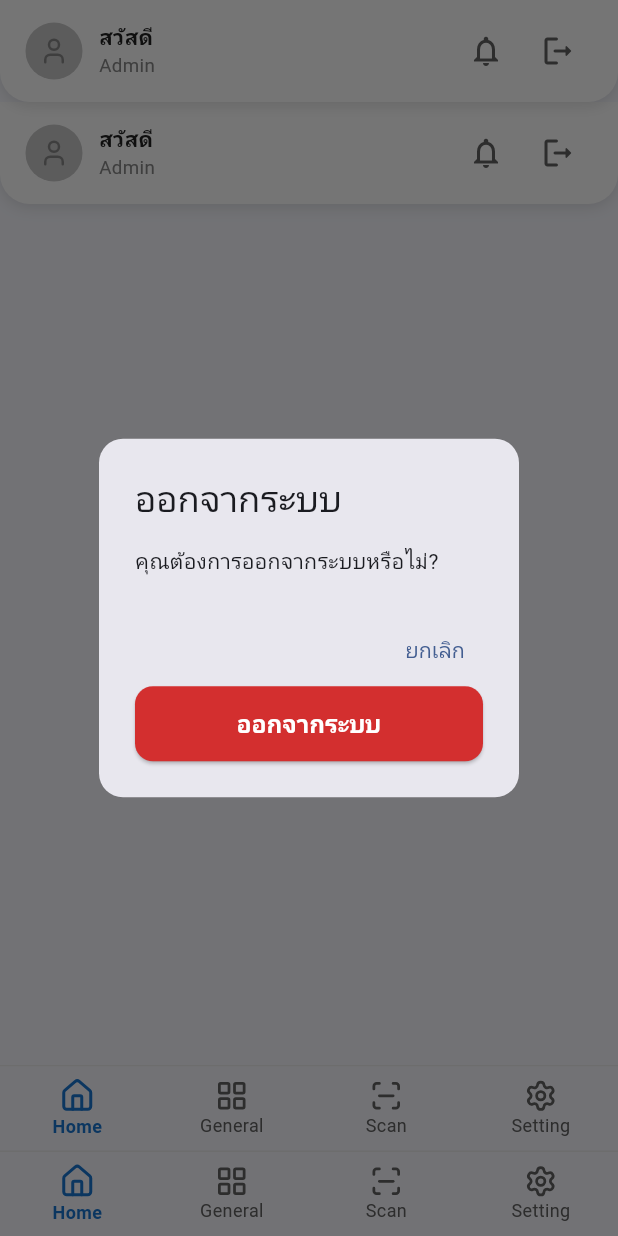
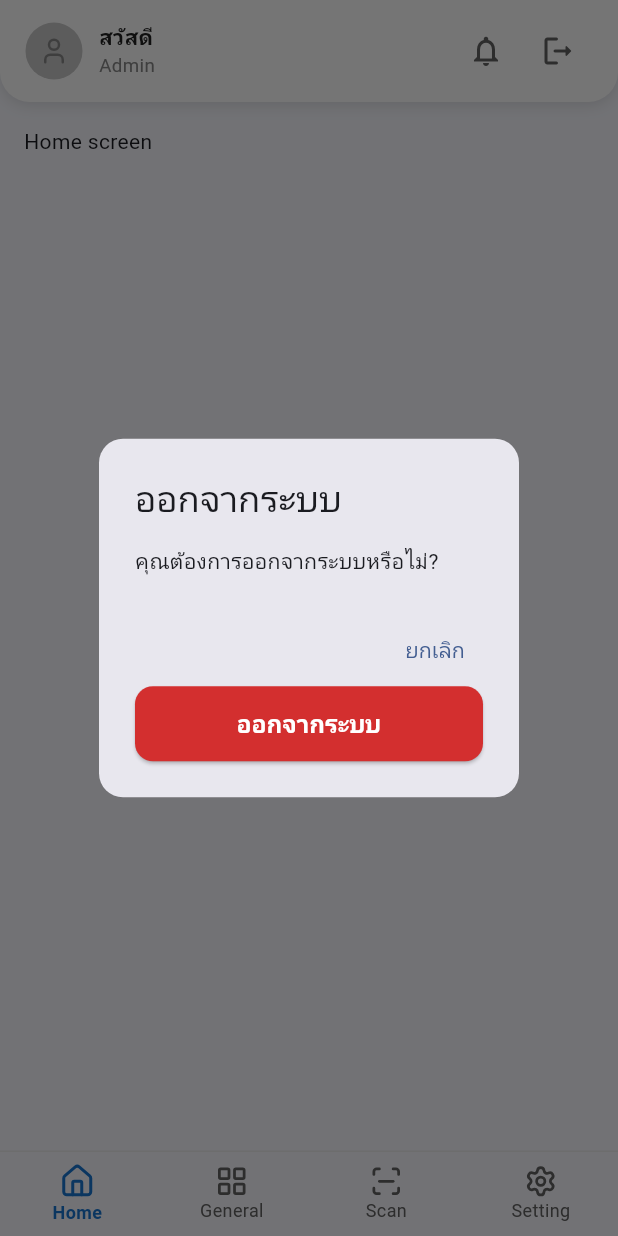
Before and after one commit to DemoEto/saving_coop_showcase, a Flutter app: the MainShellScreen screen opened by its route, after a tap on the "logout" icon, on a phone screen of 412 x 824 dp. Run offline on Flutter 3.47's test engine with Material 3 defaults, Android fonts, the phone set to English and light mode, and no system bars; our stand-ins replace equatable, flutter_bloc, lucide_icons_flutter; Roboto replaces fonts that are missing (Prompt).

Commit message:
feat: main shell screen to navigate tab screen

```diff
--- a/lib/core/bloc/auth/auth_state.dart
+++ b/lib/core/bloc/auth/auth_state.dart
@@ -1,6 +1,10 @@
 part of 'auth_bloc.dart';
 
 enum AuthStatus { unknown, authenticated, unauthenticated }
+
+  class _Undefined {
+    const _Undefined();
+  }
 
 class AuthState {
   final AuthStatus status;
@@ -15,12 +19,14 @@ class AuthState {
 
   AuthState copyWith({
     AuthStatus? status,
-    String? accessToken,
+    Object? accessToken = const _Undefined(),
     String? errorMessage,
   }) {
     return AuthState(
       status: status ?? this.status,
-      accessToken: accessToken ?? this.accessToken,
+      accessToken: accessToken is _Undefined
+        ? this.accessToken
+        : accessToken as String?,
       errorMessage: errorMessage ?? this.errorMessage,
     );
   }
--- a/lib/core/routes/app_routes.dart
+++ b/lib/core/routes/app_routes.dart
@@ -1,6 +1,6 @@
 import 'package:flutter/material.dart';
 import 'package:flutter_bloc/flutter_bloc.dart';
-import 'package:saving_coop_showcase/features/home/presentation/screens/shell_screen.dart';
+import 'package:saving_coop_showcase/core/widgets/shell_screen.dart';
 import 'package:saving_coop_showcase/features/scan_qr/presentation/screens/scan_qr_screen.dart';
 import 'package:saving_coop_showcase/features/setting/presentation/screens/setting_screen.dart';
 
--- a/lib/features/home/presentation/screens/shell_screen.dart
+++ b/lib/core/widgets/shell_screen.dart
@@ -8,7 +8,7 @@ import 'package:saving_coop_showcase/core/routes/app_routes.dart';
 import 'package:saving_coop_showcase/core/theme/colors.dart';
 
 // Import แต่ละ Tab Screen
-import '../widgets/home_title_widget.dart';
+import '../../features/home/presentation/widgets/home_title_widget.dart';
 
 class MainShellScreen extends StatefulWidget {
   const MainShellScreen({super.key});
--- a/lib/core/widgets/splash_screen.dart
+++ b/lib/core/widgets/splash_screen.dart
@@ -47,7 +47,7 @@ class SplashScreen extends StatelessWidget {
               ),
               const SizedBox(height: 24),
               const Text(
-                'Portfolio',
+                'Saving COOP',
                 style: TextStyle(
                   fontSize: AppFontSizes.h1,
                   fontWeight: FontWeight.bold,
@@ -57,7 +57,7 @@ class SplashScreen extends StatelessWidget {
               ),
               const SizedBox(height: 8),
               Text(
-                'Showcase your work',
+                '#showcase',
                 style: TextStyle(
                   fontSize: AppFontSizes.base,
                   color: Colors.white.withOpacity(0.8),
--- a/lib/features/home/presentation/screens/home_screen.dart
+++ b/lib/features/home/presentation/screens/home_screen.dart
@@ -1,12 +1,9 @@
 import 'package:flutter/material.dart';
 import 'package:flutter_bloc/flutter_bloc.dart';
-import 'package:lucide_icons_flutter/lucide_icons.dart';
 
-import 'package:saving_coop_showcase/core/bloc/auth/auth_bloc.dart';
 import 'package:saving_coop_showcase/core/theme/colors.dart';
 
 import '../../bloc/home_bloc.dart';
-import '../widgets/home_title_widget.dart';
 
 class HomeScreen extends StatefulWidget {
   const HomeScreen({super.key});
@@ -16,8 +13,6 @@ class HomeScreen extends StatefulWidget {
 }
 
 class _HomeScreenState extends State<HomeScreen> {
-  int _currentIndex = 0;
-
   @override
   void initState() {
     super.initState();
@@ -27,19 +22,7 @@ class _HomeScreenState extends State<HomeScreen> {
 
   @override
   Widget build(BuildContext context) {
-    return Scaffold(
-      backgroundColor: AppColors.background,
-      appBar: HomeTitleWidget(
-        userName: 'Admin',
-        onNotificationTap: () {
-          ScaffoldMessenger.of(context).showSnackBar(
-            const SnackBar(content: Text('ไม่มีการแจ้งเตือน')),
-          );
-        },
-        onLogoutTap: () => _confirmLogout(context),
-      ),
-      body:
-      BlocConsumer<HomeBloc, HomeState>(
+    return BlocConsumer<HomeBloc, HomeState>(
       listener: (context, state) {
         if (state is HomeErrorState) {
           ScaffoldMessenger.of(context).showSnackBar(
@@ -60,8 +43,7 @@ class _HomeScreenState extends State<HomeScreen> {
             child: Column(
               mainAxisAlignment: MainAxisAlignment.center,
               children: [
-                  const Icon(Icons.error_outline,
-                      size: 64, color: AppColors.red),
+                const Icon(Icons.error_outline, size: 64, color: AppColors.red),
                 const SizedBox(height: 16),
                 Text(state.message ?? 'เกิดข้อผิดพลาด'),
                 const SizedBox(height: 16),
@@ -76,100 +58,17 @@ class _HomeScreenState extends State<HomeScreen> {
         }
 
         return RefreshIndicator(
-            onRefresh: () async =>
-                context.read<HomeBloc>().add(HomeFetchEvent()),
+          onRefresh: () async => context.read<HomeBloc>().add(HomeFetchEvent()),
           child: const SingleChildScrollView(
             physics: AlwaysScrollableScrollPhysics(),
             padding: EdgeInsets.all(16),
             child: Column(
               crossAxisAlignment: CrossAxisAlignment.start,
-                children: [
-
-                ],
+              children: [Text('Home screen')],
             ),
           ),
         );
       },
-      ),
-      bottomNavigationBar: Container(
-                  // เพิ่มเส้นขอบบนบางๆ แทนการใช้เงา (Elevation) เพื่อความ Modern
-                  decoration: BoxDecoration(
-                    border: Border(
-                      top: BorderSide(color: Colors.grey.shade200, width: 1),
-                    ),
-                  ),
-                  child: BottomNavigationBar(
-                    currentIndex: _currentIndex,
-                    onTap: (index) => setState(() => _currentIndex = index),
-                    type: BottomNavigationBarType.fixed,
-                    // backgroundColor: Colors.white,
-                    selectedItemColor: Colors
-                        .blue
-                        .shade700, // ใช้สีส้มที่เข้มขึ้นนิดนึงให้อ่านง่าย
-                    unselectedItemColor: Colors.grey.shade700,
-                    elevation: 0, // ปิดเงาฟุ้งๆ ตาม Feedback "ลดแสงและเงา"
-                    // กำหนดขนาด Font ให้คงที่และกระชับ
-                    selectedFontSize: 12,
-                    unselectedFontSize: 12,
-                    selectedLabelStyle: const TextStyle(
-                      fontWeight: FontWeight.w600,
-                    ),
-                    unselectedLabelStyle: const TextStyle(
-                      fontWeight: FontWeight.w400,
-                    ),
-
-                    items: const [
-                      BottomNavigationBarItem(
-                        icon: Icon(LucideIcons.house, size: 22),
-                        // ใช้การเพิ่มความหนาเส้น (strokeWidth) แทน fontWeight ใน Icon
-                        activeIcon: Icon(LucideIcons.house, size: 24),
-                        label: 'Home',
-                      ),
-                      BottomNavigationBarItem(
-                        icon: Icon(LucideIcons.layoutGrid, size: 22),
-                        activeIcon: Icon(
-                          LucideIcons.layoutGrid,
-                          size: 24,
-                        ),
-                        label: 'General',
-                      ),
-                      BottomNavigationBarItem(
-                        icon: Icon(LucideIcons.scanLine, size: 22),
-                        activeIcon: Icon(LucideIcons.scanLine, size: 24),
-                        label: 'Scan',
-                      ),
-                      BottomNavigationBarItem(
-                        icon: Icon(LucideIcons.settings, size: 22),
-                        activeIcon: Icon(LucideIcons.settings, size: 24),
-                        label: 'Setting',
-                      ),
-                    ],
-                  ),
-    ));
-  }
-
-  void _confirmLogout(BuildContext context) {
-    showDialog(
-      context: context,
-      builder: (ctx) => AlertDialog(
-        shape: RoundedRectangleBorder(borderRadius: BorderRadius.circular(16)),
-        title: const Text('ออกจากระบบ'),
-        content: const Text('คุณต้องการออกจากระบบหรือไม่?'),
-        actions: [
-          TextButton(
-            onPressed: () => Navigator.pop(ctx),
-            child: const Text('ยกเลิก'),
-          ),
-          ElevatedButton(
-            onPressed: () {
-              Navigator.pop(ctx);
-              context.read<AuthBloc>().add(AuthLogoutRequested());
-            },
-            style: ElevatedButton.styleFrom(backgroundColor: AppColors.red),
-            child: const Text('ออกจากระบบ'),
-          ),
-        ],
-      ),
     );
   }
 }
--- a/lib/features/login/bloc/login_bloc.dart
+++ b/lib/features/login/bloc/login_bloc.dart
@@ -4,32 +4,32 @@ part 'login_event.dart';
 part 'login_state.dart';
 
 class LoginBloc extends Bloc<LoginEvent, LoginState> {
-  LoginBloc() : super(const LoginInitial()) {
-    on<LoginSubmitted>(_onLoginSubmitted);
-    on<LoginObscureToggled>(_onObscureToggled);
+  LoginBloc() : super(const LoginInitialState()) {
+    on<LoginSubmittedEvent>(_onLoginSubmitted);
+    on<LoginObscureToggledEvent>(_onObscureToggled);
   }
 
   Future<void> _onLoginSubmitted(
-    LoginSubmitted event,
+    LoginSubmittedEvent event,
     Emitter<LoginState> emit,
   ) async {
     final wasObscure = state.obscurePassword;
-    emit(LoginLoading(obscurePassword: wasObscure));
+    emit(LoginLoadingState(obscurePassword: wasObscure));
 
     try {
       // Simulate API call — replace with real repository in production
       await Future.delayed(const Duration(seconds: 2));
 
       if (event.username == 'admin' && event.password == '1234') {
-        emit(const LoginSuccess('dummy_token_123'));
+        emit(const LoginSuccessState('dummy_token_123'));
       } else {
-        emit(LoginFailure(
+        emit(LoginFailureState(
           'ชื่อผู้ใช้หรือรหัสผ่านไม่ถูกต้อง',
           obscurePassword: wasObscure,
         ));
       }
     } catch (e) {
-      emit(LoginFailure(
+      emit(LoginFailureState(
         'เกิดข้อผิดพลาด: ${e.toString()}',
         obscurePassword: wasObscure,
       ));
@@ -37,9 +37,9 @@ class LoginBloc extends Bloc<LoginEvent, LoginState> {
   }
 
   void _onObscureToggled(
-    LoginObscureToggled event,
+    LoginObscureToggledEvent event,
     Emitter<LoginState> emit,
   ) {
-    emit(LoginObscureChanged(obscurePassword: !state.obscurePassword));
+    emit(LoginObscureChangedState(obscurePassword: !state.obscurePassword));
   }
 }
--- a/lib/features/scan_qr/presentation/screens/scan_qr_screen.dart
+++ b/lib/features/scan_qr/presentation/screens/scan_qr_screen.dart
@@ -5,6 +5,6 @@ class ScanQrScreen extends StatelessWidget {
 
   @override
   Widget build(BuildContext context) {
-    return const Text('general screen');
+    return const Text('Scan screen');
   }
 }
--- a/lib/features/setting/presentation/screens/setting_screen.dart
+++ b/lib/features/setting/presentation/screens/setting_screen.dart
@@ -5,6 +5,6 @@ class SettingScreen extends StatelessWidget {
 
   @override
   Widget build(BuildContext context) {
-    return const Text('general screen');
+    return const Text('setting screen');
   }
 }
--- a/lib/main.dart
+++ b/lib/main.dart
@@ -35,7 +35,7 @@ class MainApp extends StatelessWidget {
             );
           } else if (state.status == AuthStatus.authenticated) {
             navigatorKey.currentState?.pushNamedAndRemoveUntil(
-              AppRoutes.home,
+              AppRoutes.shell,
               (route) => false,
             );
           }
```
Also changed, not shown: lib/features/login/bloc/login_event.dart (+7 -7 lines), lib/features/login/bloc/login_state.dart (+10 -10 lines), lib/features/login/presentation/screens/login_screen.dart (+7 -12 lines), 1 other file. Lines whose indentation alone changed are shown as unchanged.
